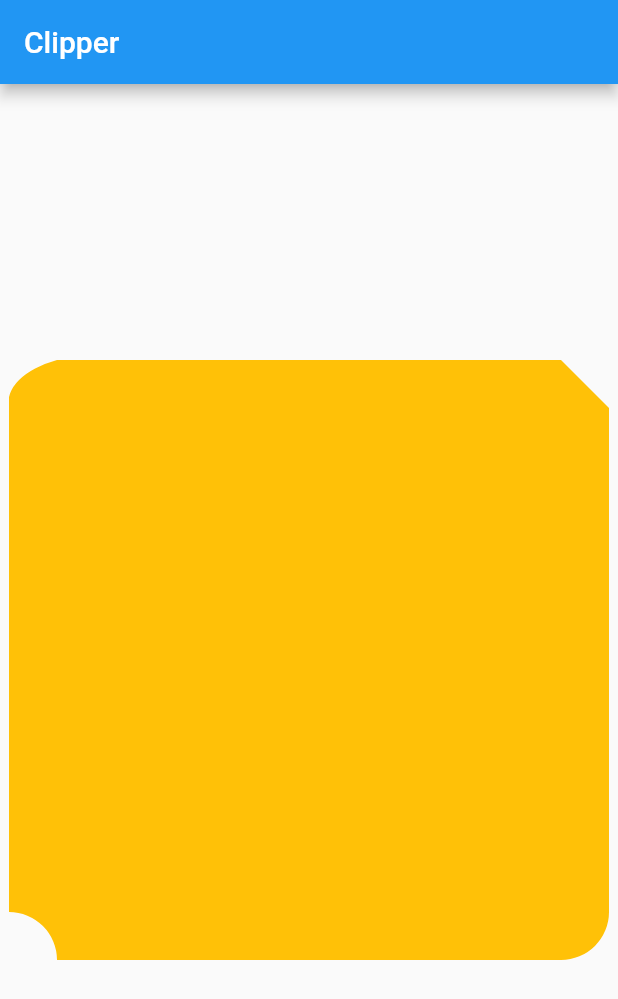
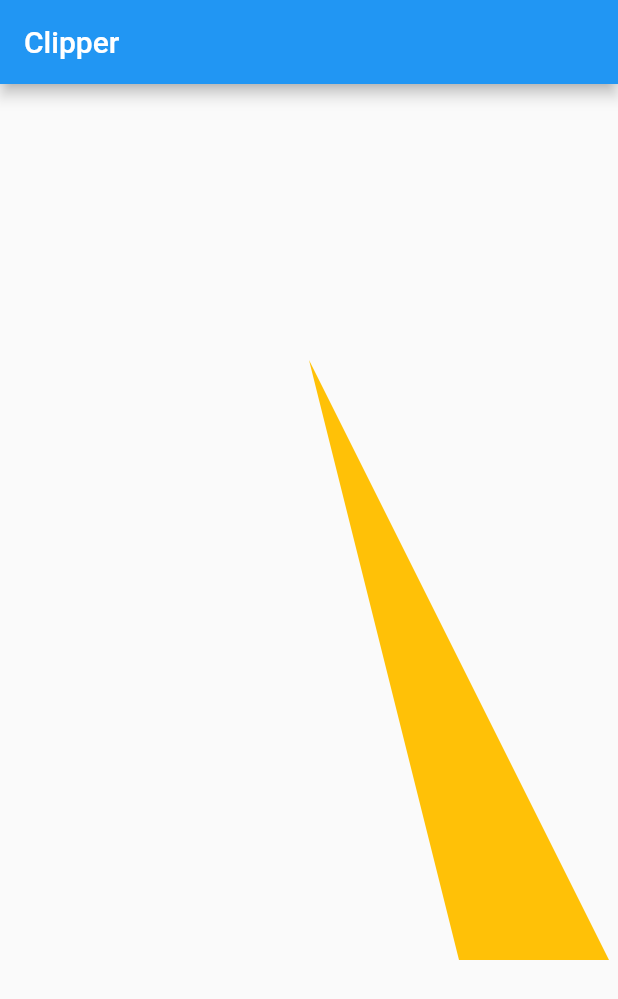
Before and after one commit to vinay-elred/custom_clipper, a Flutter app: the screen it shows after launch, on a phone screen of 412 x 824 dp. Shown: the top 999 px of the screen. Run offline on Flutter 3.47's test engine with Material 2 defaults, Android fonts, the phone set to English and light mode, and no system bars.

```diff
--- a/lib/main.dart
+++ b/lib/main.dart
@@ -1,3 +1,5 @@
+import 'dart:math';
+
 import 'package:flutter/material.dart';
 
 void main() {
@@ -14,7 +16,7 @@ class MainApp extends StatelessWidget {
         appBar: AppBar(title: const Text("Clipper")),
         body: Center(
           child: ClipPath(
-            clipper: ClipsWave(),
+            clipper: ClipRelativeLine(),
             child: Container(
               height: 400,
               width: 400,
@@ -27,35 +29,18 @@ class MainApp extends StatelessWidget {
   }
 }
 
-class ClipsWave extends CustomClipper<Path> {
+class ClipRelativeLine extends CustomClipper<Path> {
   @override
   Path getClip(Size size) {
-    final path = Path();
-
     final height = size.height;
     final width = size.width;
-    final radii = width * 0.08;
 
-    path.moveTo(radii, 0);
-    path.lineTo(width - radii, 0);
-    path.lineTo(width, radii);
-    path.lineTo(width, height - radii);
-    path.arcToPoint(
-      Offset(width - radii, height),
-      radius: Radius.circular(radii),
-    );
-    path.lineTo(radii, height);
-    path.arcToPoint(
-      Offset(0, height - radii),
-      radius: Radius.circular(radii),
-      clockwise: false,
-    );
-    path.lineTo(0, radii);
-    path.arcToPoint(
-      Offset(radii, 0),
-      radius: Radius.elliptical(width * 0.15, radii),
-    );
+    final path = Path();
+    path.moveTo(width / 2, 0);
+    path.relativeLineTo(100, height);
+    path.lineTo(width, height);
     path.close();
+
     return path;
   }
 
```
Also changed, not shown: lib/src/clip_multi_path.dart (added, +28 -0 lines), lib/src/clip_multiple_rect.dart (added, +29 -0 lines), lib/src/clip_polygon.dart (added, +27 -0 lines).
